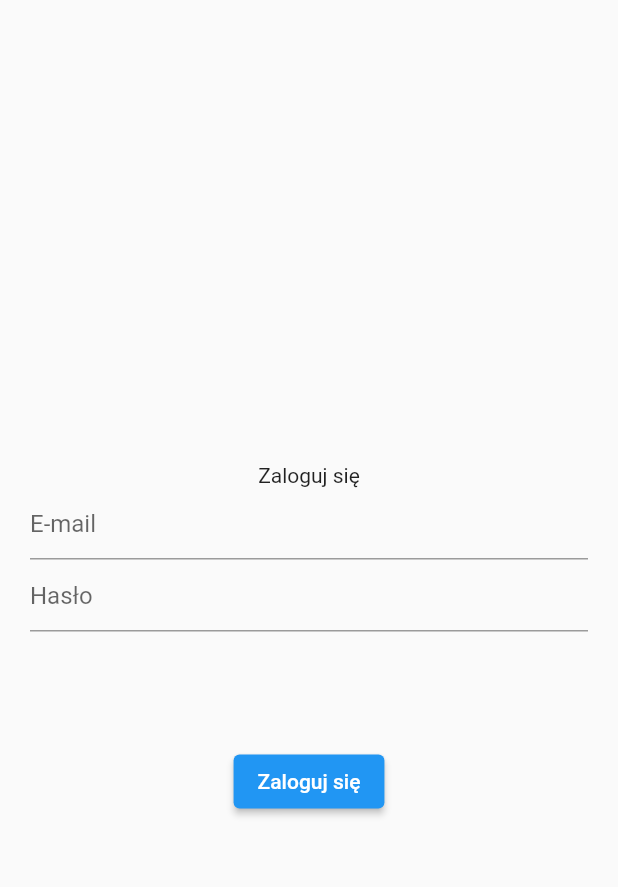
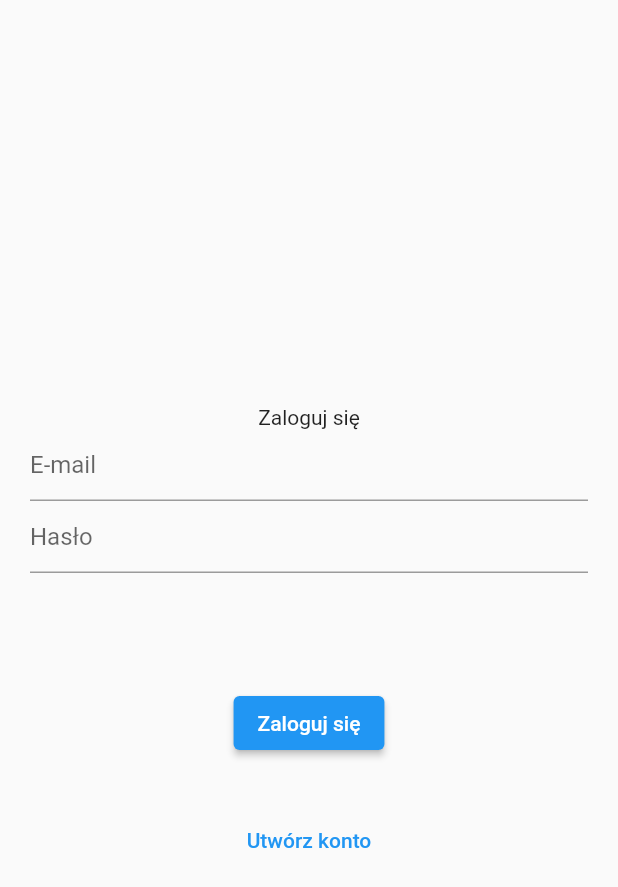
Before and after one commit to zuzannagarstecka/najlepsza_restauracja, a Flutter app: the screen it shows after launch, on a phone screen of 412 x 824 dp. Shown: the top 887 px of the screen. Run offline on Flutter 3.47's test engine with Material 2 defaults, Android fonts, the phone set to English and light mode, and no system bars; our stand-ins replace firebase_auth, firebase_core; accounts and stored records are empty.

Commit message:
Add registration

```diff
--- a/lib/app/login/login_page.dart
+++ b/lib/app/login/login_page.dart
@@ -15,6 +15,7 @@
 
 class _LoginPageState extends State<LoginPage> {
   var errorMessage = '';
+  var isCreatingAccount = false;
 
   @override
   Widget build(BuildContext context) {
@@ -28,7 +29,9 @@
               const SizedBox(
                 height: 30,
               ),
-              const Text('Zaloguj się'),
+              Text(isCreatingAccount == true
+                  ? 'Zarejestruj się'
+                  : 'Zaloguj się'),
               TextField(
                 controller: widget.emailController,
                 decoration: const InputDecoration(hintText: 'E-mail'),
@@ -45,6 +48,22 @@
               const SizedBox(height: 30),
               ElevatedButton(
                 onPressed: () async {
+                  if (isCreatingAccount == true) {
+                    // rejestracja
+
+                    try {
+                      await FirebaseAuth.instance
+                          .createUserWithEmailAndPassword(
+                        email: widget.emailController.text,
+                        password: widget.passwordController.text,
+                      );
+                    } catch (error) {
+                      setState(() {
+                        errorMessage = error.toString();
+                      });
+                    }
+                  } else {
+                    //logowanie
                     try {
                       await FirebaseAuth.instance.signInWithEmailAndPassword(
                           email: widget.emailController.text,
@@ -54,9 +73,33 @@
                         errorMessage = error.toString();
                       });
                     }
+                  }
                 },
-                child: const Text('Zaloguj się'),
+                child: Text(isCreatingAccount == true
+                    ? 'Zarejestruj się'
+                    : 'Zaloguj się'),
               ),
+              const SizedBox(height: 30),
+              if (isCreatingAccount == false) ...[
+                TextButton(
+                  onPressed: () {
+                    setState(() {
+                      isCreatingAccount = true;
+                    });
+                  },
+                  child: Text('Utwórz konto'),
+                ),
+              ],
+              if (isCreatingAccount == true) ...[
+                TextButton(
+                  onPressed: () {
+                    setState(() {
+                      isCreatingAccount = false;
+                    });
+                  },
+                  child: Text('Masz już konto?'),
+                ),
+              ],
             ],
           ),
         ),
```
Lines whose indentation alone changed are shown as unchanged.
